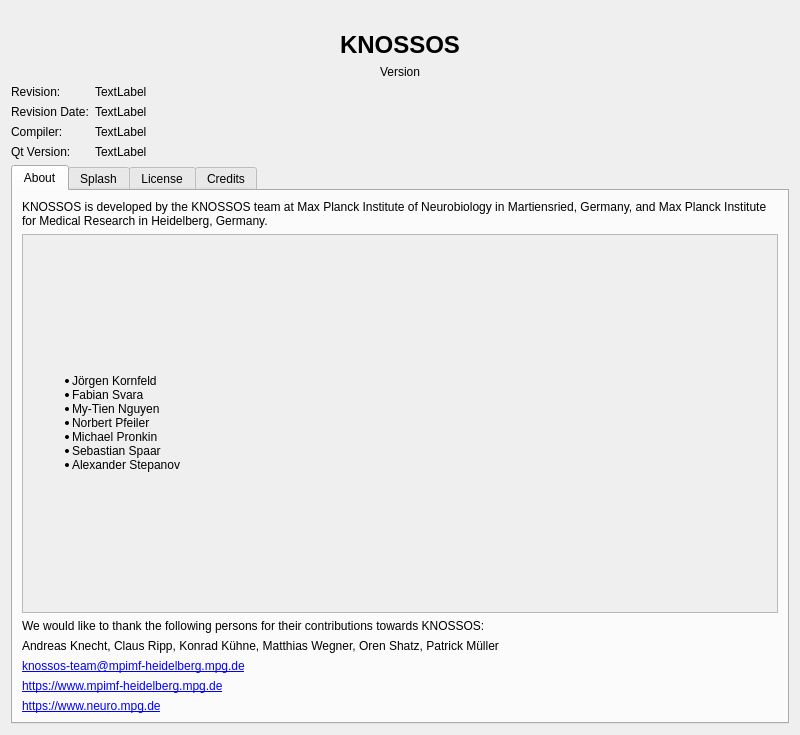
First picture: the form in widgets/aboutdialog.ui, repository knossos-project/knossos, before the edit.
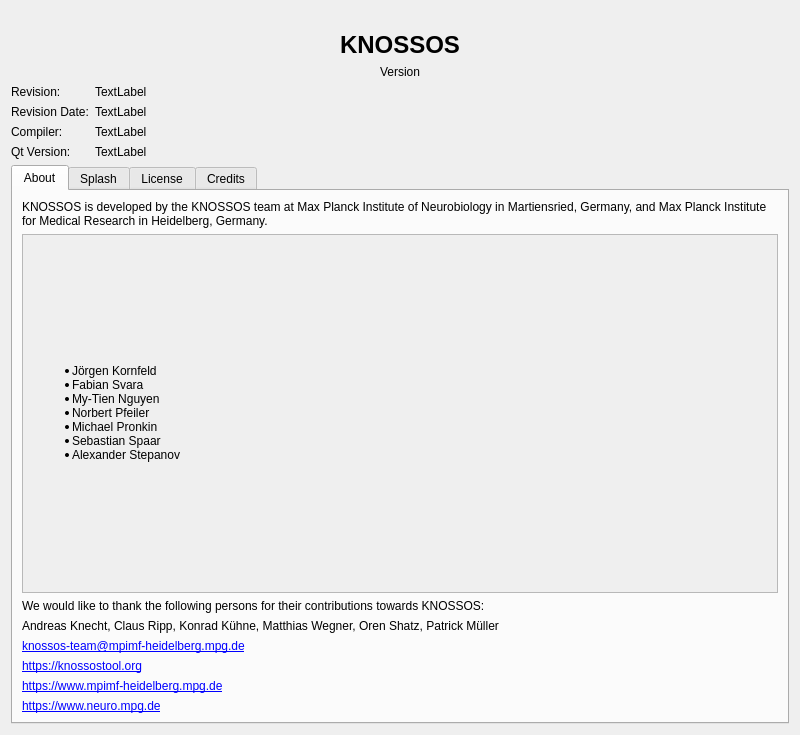
Second picture: the form after the edit. Icons and pictures are not drawn.

Commit message: Add web address to About Dialog

What changed in the file:
```diff
--- a/widgets/aboutdialog.ui
+++ b/widgets/aboutdialog.ui
@@ -245,6 +245,16 @@
            </property>
           </widget>
          </item>
+         <item>
+          <widget class="QLabel" name="webLabel">
+           <property name="text">
+            <string>&lt;a href=&quot;https://knossostool.org&quot;&gt;https://knossostool.org&lt;/a&gt;</string>
+           </property>
+           <property name="openExternalLinks">
+            <bool>true</bool>
+           </property>
+          </widget>
+         </item>
          <item>
           <widget class="QLabel" name="mpimrLinkLabel">
            <property name="text">
```
Left out of the diff: 4 changed lines with no effect on the pictures.
